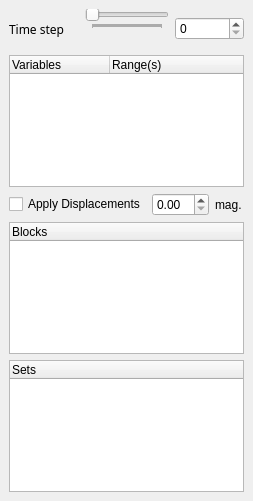
Old version of the form Qt/Components/Resources/UI/pqExodusPanel.ui in the repository wildmichael/ParaView3-enhancements-old.
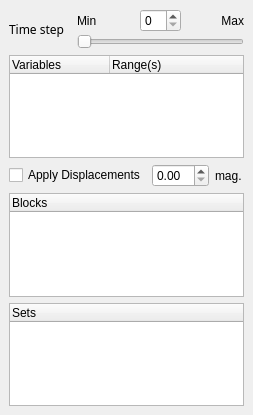
New version of the form.

Commit message: ENH: Improve slider on exodus panel.

Diff of the .ui file:
```diff
--- a/Qt/Components/Resources/UI/pqExodusPanel.ui
+++ b/Qt/Components/Resources/UI/pqExodusPanel.ui
@@ -9,7 +9,7 @@
     <x>0</x>
     <y>0</y>
     <width>253</width>
-    <height>501</height>
+    <height>415</height>
    </rect>
   </property>
   <property name="sizePolicy" >
@@ -36,10 +36,18 @@
       <number>0</number>
      </property>
      <property name="spacing" >
-      <number>6</number>
+      <number>12</number>
      </property>
      <item>
-      <widget class="QLabel" name="label" >
+      <widget class="QLabel" name="label_2" >
+       <property name="sizePolicy" >
+        <sizepolicy>
+         <hsizetype>5</hsizetype>
+         <vsizetype>5</vsizetype>
+         <horstretch>0</horstretch>
+         <verstretch>0</verstretch>
+        </sizepolicy>
+       </property>
        <property name="font" >
         <font>
          <family>Sans Serif</family>
@@ -68,68 +76,55 @@
         <number>0</number>
        </property>
        <property name="spacing" >
-        <number>6</number>
+        <number>2</number>
        </property>
-       <item row="1" column="1" >
+       <item row="0" column="1" >
+        <widget class="QSpinBox" name="TimeStep:Spin" />
+       </item>
+       <item row="0" column="0" >
+        <widget class="QLabel" name="TimeStepMin" >
+         <property name="sizePolicy" >
+          <sizepolicy>
+           <hsizetype>7</hsizetype>
+           <vsizetype>5</vsizetype>
+           <horstretch>0</horstretch>
+           <verstretch>0</verstretch>
+          </sizepolicy>
+         </property>
+         <property name="text" >
+          <string>Min</string>
+         </property>
+        </widget>
+       </item>
+       <item row="0" column="2" >
         <widget class="QLabel" name="TimeStepMax" >
+         <property name="sizePolicy" >
+          <sizepolicy>
+           <hsizetype>7</hsizetype>
+           <vsizetype>5</vsizetype>
+           <horstretch>0</horstretch>
+           <verstretch>0</verstretch>
+          </sizepolicy>
+         </property>
          <property name="text" >
-          <string/>
+          <string>Max</string>
          </property>
          <property name="alignment" >
           <set>Qt::AlignRight|Qt::AlignTrailing|Qt::AlignVCenter</set>
          </property>
         </widget>
        </item>
-       <item row="0" column="0" colspan="2" >
+       <item row="1" column="0" colspan="3" >
         <widget class="QSlider" name="TimeStep" >
          <property name="orientation" >
           <enum>Qt::Horizontal</enum>
          </property>
-         <property name="tickPosition" >
-          <enum>QSlider::TicksBelow</enum>
-         </property>
-         <property name="tickInterval" >
-          <number>1</number>
-         </property>
-        </widget>
-       </item>
-       <item row="1" column="0" >
-        <widget class="QLabel" name="TimeStepMin" >
-         <property name="text" >
-          <string/>
-         </property>
         </widget>
        </item>
       </layout>
      </item>
-     <item>
-      <widget class="QSpinBox" name="TimeStep:Spin" />
-     </item>
     </layout>
    </item>
-   <item row="1" column="0" >
-    <widget class="QTreeWidget" name="Variables" >
-     <property name="minimumSize" >
-      <size>
-       <width>0</width>
-       <height>100</height>
-      </size>
-     </property>
-     <property name="rootIsDecorated" >
-      <bool>false</bool>
-     </property>
-     <column>
-      <property name="text" >
-       <string>Variables</string>
-      </property>
-     </column>
-     <column>
-      <property name="text" >
-       <string>Range(s)</string>
-      </property>
-     </column>
-    </widget>
-   </item>
    <item row="2" column="0" >
     <layout class="QHBoxLayout" >
      <property name="margin" >
@@ -196,6 +191,29 @@
      </column>
     </widget>
    </item>
+   <item row="1" column="0" >
+    <widget class="QTreeWidget" name="Variables" >
+     <property name="minimumSize" >
+      <size>
+       <width>0</width>
+       <height>100</height>
+      </size>
+     </property>
+     <property name="rootIsDecorated" >
+      <bool>false</bool>
+     </property>
+     <column>
+      <property name="text" >
+       <string>Variables</string>
+      </property>
+     </column>
+     <column>
+      <property name="text" >
+       <string>Range(s)</string>
+      </property>
+     </column>
+    </widget>
+   </item>
   </layout>
  </widget>
  <pixmapfunction></pixmapfunction>
```
The commit also changes 1 other file.
